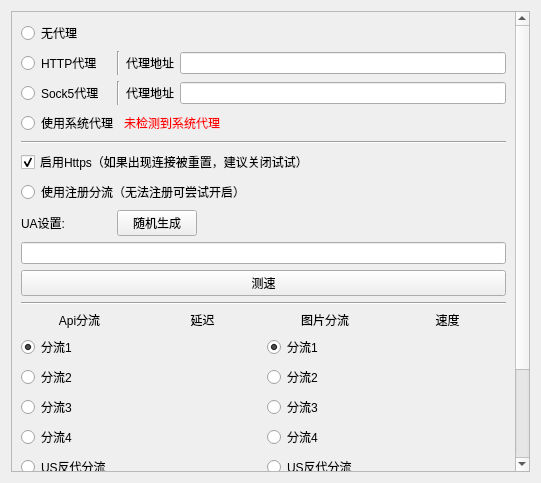
Qt form ui/component/ui_login_proxy_widget.ui (tonquer/JMComic-qt) before a commit.
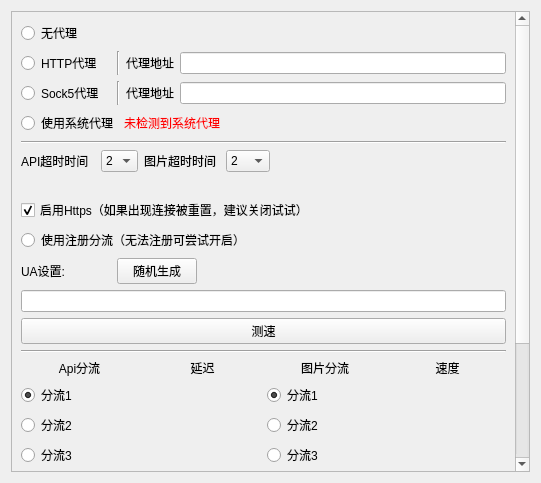
The same form after that commit. Custom widgets are drawn as their Qt base class.

Diff of the .ui file:
```diff
--- a/ui/component/ui_login_proxy_widget.ui
+++ b/ui/component/ui_login_proxy_widget.ui
@@ -34,7 +34,7 @@
         <x>0</x>
         <y>0</y>
         <width>504</width>
-        <height>541</height>
+        <height>598</height>
        </rect>
       </property>
       <layout class="QVBoxLayout" name="verticalLayout">
@@ -199,6 +199,102 @@
          </property>
         </widget>
        </item>
+       <item>
+        <layout class="QHBoxLayout" name="horizontalLayout_4">
+         <item>
+          <widget class="QLabel" name="label_12">
+           <property name="text">
+            <string>API超时时间  </string>
+           </property>
+          </widget>
+         </item>
+         <item>
+          <widget class="WheelComboBox" name="comboBox">
+           <item>
+            <property name="text">
+             <string>2</string>
+            </property>
+           </item>
+           <item>
+            <property name="text">
+             <string>5</string>
+            </property>
+           </item>
+           <item>
+            <property name="text">
+             <string>7</string>
+            </property>
+           </item>
+          </widget>
+         </item>
+         <item>
+          <widget class="QLabel" name="label_10">
+           <property name="text">
+            <string>图片超时时间 </string>
+           </property>
+          </widget>
+         </item>
+         <item>
+          <widget class="WheelComboBox" name="comboBox_2">
+           <item>
+            <property name="text">
+             <string>2</string>
+            </property>
+           </item>
+           <item>
+            <property name="text">
+             <string>5</string>
+            </property>
+           </item>
+           <item>
+            <property name="text">
+             <string>7</string>
+            </property>
+           </item>
+           <item>
+            <property name="text">
+             <string>10</string>
+            </property>
+           </item>
+           <item>
+            <property name="text">
+             <string>15</string>
+            </property>
+           </item>
+          </widget>
+         </item>
+         <item>
+          <spacer name="horizontalSpacer_4">
+           <property name="orientation">
+            <enum>Qt::Horizontal</enum>
+           </property>
+           <property name="sizeHint" stdset="0">
+            <size>
+             <width>40</width>
+             <height>20</height>
+            </size>
+           </property>
+          </spacer>
+         </item>
+        </layout>
+       </item>
+       <item>
+        <layout class="QHBoxLayout" name="horizontalLayout_5">
+         <item>
+          <spacer name="horizontalSpacer_3">
+           <property name="orientation">
+            <enum>Qt::Horizontal</enum>
+           </property>
+           <property name="sizeHint" stdset="0">
+            <size>
+             <width>40</width>
+             <height>20</height>
+            </size>
+           </property>
+          </spacer>
+         </item>
+        </layout>
+       </item>
        <item>
         <layout class="QHBoxLayout" name="horizontalLayout_9">
          <item>
@@ -618,6 +714,11 @@
    <header location="global">component.scroll_area.smooth_scroll_area.h</header>
    <container>1</container>
   </customwidget>
+  <customwidget>
+   <class>WheelComboBox</class>
+   <extends>QComboBox</extends>
+   <header location="global">component.box.wheel_combo_box.h</header>
+  </customwidget>
  </customwidgets>
  <resources/>
  <connections>
```
